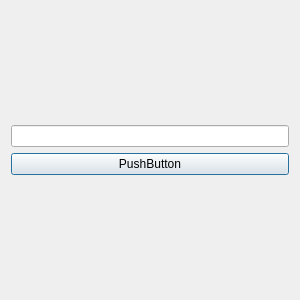
The window that OpenCV/Webcam/Webcam/thresholddialog.ui (leparrav/Playground) describes before a commit, drawn with Qt 5.
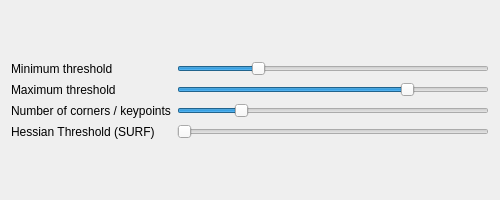
The same window after the commit.

```diff
--- a/OpenCV/Webcam/Webcam/thresholddialog.ui
+++ b/OpenCV/Webcam/Webcam/thresholddialog.ui
@@ -6,8 +6,8 @@
    <rect>
     <x>0</x>
     <y>0</y>
-    <width>300</width>
-    <height>300</height>
+    <width>500</width>
+    <height>200</height>
    </rect>
   </property>
   <property name="sizePolicy">
@@ -18,31 +18,118 @@
   </property>
   <property name="minimumSize">
    <size>
-    <width>300</width>
-    <height>300</height>
+    <width>500</width>
+    <height>200</height>
    </size>
   </property>
   <property name="maximumSize">
    <size>
-    <width>300</width>
-    <height>300</height>
+    <width>500</width>
+    <height>200</height>
    </size>
   </property>
   <property name="windowTitle">
    <string>Dialog</string>
   </property>
   <layout class="QGridLayout" name="gridLayout">
-   <item row="0" column="0">
-    <layout class="QVBoxLayout" name="verticalLayout">
+   <item row="1" column="3">
+    <layout class="QVBoxLayout" name="verticalLayout_2">
      <item>
-      <widget class="QLineEdit" name="lineEdit"/>
+      <widget class="QSlider" name="minSlider">
+       <property name="maximum">
+        <number>100</number>
+       </property>
+       <property name="value">
+        <number>25</number>
+       </property>
+       <property name="orientation">
+        <enum>Qt::Horizontal</enum>
+       </property>
+      </widget>
      </item>
      <item>
-      <widget class="QPushButton" name="pushButton">
-       <property name="text">
-        <string>PushButton</string>
+      <widget class="QSlider" name="maxSlider">
+       <property name="minimum">
+        <number>0</number>
        </property>
+       <property name="maximum">
+        <number>100</number>
+       </property>
+       <property name="value">
+        <number>75</number>
+       </property>
+       <property name="orientation">
+        <enum>Qt::Horizontal</enum>
+       </property>
       </widget>
+     </item>
+     <item>
+      <widget class="QSlider" name="sliderCorners">
+       <property name="minimum">
+        <number>1</number>
+       </property>
+       <property name="maximum">
+        <number>100</number>
+       </property>
+       <property name="value">
+        <number>20</number>
+       </property>
+       <property name="orientation">
+        <enum>Qt::Horizontal</enum>
+       </property>
+      </widget>
+     </item>
+     <item>
+      <widget class="QSlider" name="sliderHessian">
+       <property name="minimum">
+        <number>100</number>
+       </property>
+       <property name="maximum">
+        <number>5000</number>
+       </property>
+       <property name="orientation">
+        <enum>Qt::Horizontal</enum>
+       </property>
+      </widget>
+     </item>
+    </layout>
+   </item>
+   <item row="1" column="0">
+    <layout class="QHBoxLayout" name="horizontalLayout">
+     <item>
+      <layout class="QVBoxLayout" name="verticalLayout">
+       <item>
+        <widget class="QLabel" name="label_2">
+         <property name="text">
+          <string>Minimum threshold</string>
+         </property>
+         <property name="scaledContents">
+          <bool>false</bool>
+         </property>
+        </widget>
+       </item>
+       <item>
+        <widget class="QLabel" name="label">
+         <property name="text">
+          <string>Maximum threshold</string>
+         </property>
+        </widget>
+       </item>
+       <item>
+        <widget class="QLabel" name="label_3">
+         <property name="text">
+          <string>Number of corners / keypoints</string>
+         </property>
+        </widget>
+       </item>
+       <item>
+        <widget class="QLabel" name="label_4">
+         <property name="text">
+          <string>Hessian Threshold (SURF)</string>
+         </property>
+        </widget>
+       </item>
+      </layout>
      </item>
     </layout>
    </item>
```
Left out of the diff: 2 changed lines with no effect on the pictures.
